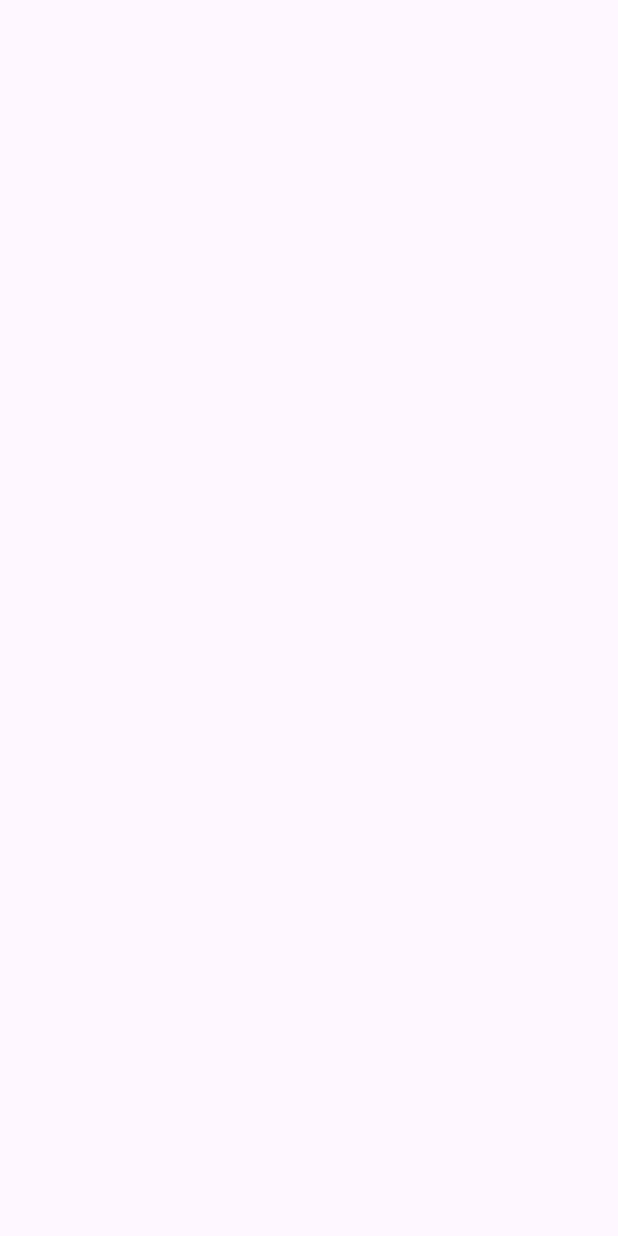
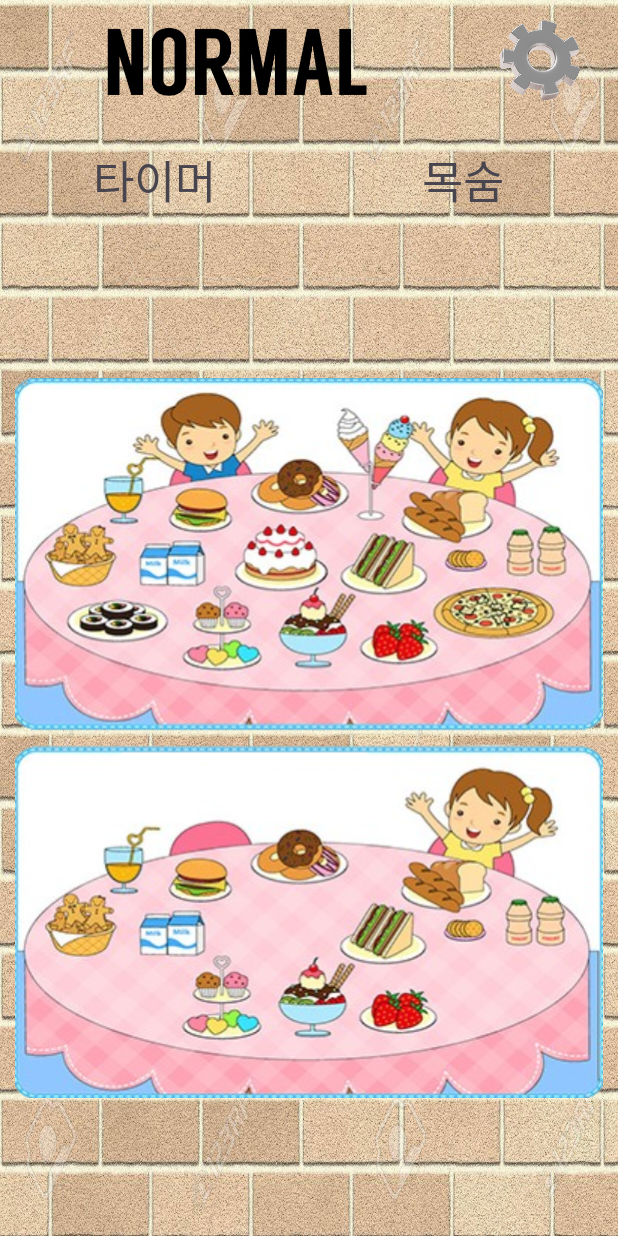
Before and after one commit to leesy010504/3idiots, an Android app: the normal_stage screen opened directly, with no data from a screen before it, on a phone screen of 412 x 824 dp. Before the commit the screen is empty. Run offline under Robolectric (Android 15) with nearby library versions, the phone set to English and light mode, and no system bars.

Commit message:
normal, hard 스테이지 추가 및 클리어시 랭킹입력창으로 이동

```diff
--- a/app/src/main/java/com/example/termproject/normal_stage.java
+++ b/app/src/main/java/com/example/termproject/normal_stage.java
@@ -1,7 +1,68 @@
 package com.example.termproject;
 
+import android.os.Bundle;
+import android.view.MotionEvent;
+import android.view.View;
+import android.widget.FrameLayout;
+
+import androidx.annotation.Nullable;
+import androidx.appcompat.app.AlertDialog;
 import androidx.appcompat.app.AppCompatActivity;
 
 public class normal_stage extends AppCompatActivity {
+    private customView customView;
+    private int countAnswer = 0;
+    private View clearView;
+    private boolean[] checkAnswer = new boolean[5];
+    final float[][] positionX = {   {235.f, 475.f},
+                                    {415.f, 570.f},
+                                    {590.f, 715.f},
+                                    {120.f, 290.f},
+                                    {760.f, 965.f}};
+    final float[][] positionY = {   {530.f, 675.f},
+                                    {765.f, 870.f},
+                                    {560.f, 745.f},
+                                    {895.f, 960.f},
+                                    {870.f, 960.f}};
 
+
+    @Override
+    protected void onCreate(@Nullable Bundle savedInstanceState) {
+        super.onCreate(savedInstanceState);
+        setContentView(R.layout.normal_stage);
+        FrameLayout frameLayout = (FrameLayout) findViewById(R.id.frameLayout);
+        customView = new customView(this, positionX, positionY);
+        frameLayout.addView(customView);
+    }
+
+    @Override
+    public boolean onTouchEvent(MotionEvent event) {
+        if (event.getAction() == MotionEvent.ACTION_DOWN) {
+            float X = event.getX();
+            float Y = event.getY();
+
+            for (int i = 0; i < 5; ++i) {
+                if (X >= positionX[i][0] && X <= positionX[i][1] &&
+                        Y >= positionY[i][0] && Y <= positionY[i][1]) {
+                    customView.setcorrectIdx(i);
+                    if (!checkAnswer[i]) {
+                        countAnswer++;
+                        checkAnswer[i] = true;
+                    }
+                    if (countAnswer >= 5) {
+                        clearView = (View) View.inflate(normal_stage.this, R.layout.clear, null);
+                        AlertDialog.Builder dlg = new AlertDialog.Builder(normal_stage.this);
+                        dlg.setView(clearView);
+                        dlg.show();
+                    }
+                    return super.onTouchEvent(event);
+                }
+            }
+            // 오답인 경우 목숨 감소 구현
+
+
+
+        }
+        return super.onTouchEvent(event);
+    }
 }
--- a/app/src/main/res/layout/normal_stage.xml
+++ b/app/src/main/res/layout/normal_stage.xml
@@ -1,8 +1,64 @@
 <?xml version="1.0" encoding="utf-8"?>
-<LinearLayout xmlns:android="http://schemas.android.com/apk/res/android"
+<FrameLayout xmlns:android="http://schemas.android.com/apk/res/android"
+    android:id="@+id/frameLayout"
     android:layout_width="match_parent"
     android:layout_height="match_parent"
-    android:background="@drawable/background"
-    android:orientation="vertical">
+    android:background="@drawable/background">
 
-</LinearLayout>
+    <LinearLayout
+        android:layout_width="match_parent"
+        android:layout_height="match_parent"
+        android:orientation="vertical">
+
+        <LinearLayout
+            android:layout_width="match_parent"
+            android:layout_height="0dp"
+            android:layout_weight="1"
+            android:orientation="horizontal">
+
+            <ImageView
+                android:layout_width="0dp"
+                android:layout_height="match_parent"
+                android:layout_weight="3"
+                android:src="@drawable/normaltext"/>
+
+            <ImageView
+                android:id="@+id/setting"
+                android:layout_width="0dp"
+                android:layout_height="match_parent"
+                android:layout_weight="1"
+                android:src="@drawable/settingbtn"/>
+        </LinearLayout>
+
+        <LinearLayout
+            android:layout_width="match_parent"
+            android:layout_height="0dp"
+            android:layout_weight="1"
+            android:orientation="horizontal">
+
+            <TextView
+                android:layout_width="0dp"
+                android:layout_height="match_parent"
+                android:layout_weight="1"
+                android:gravity="center"
+                android:textSize="30sp"
+                android:text="타이머"/>
+
+            <TextView
+                android:layout_width="0dp"
+                android:layout_height="match_parent"
+                android:layout_weight="1"
+                android:gravity="center"
+                android:textSize="30sp"
+                android:text="목숨"/>
+        </LinearLayout>
+
+        <ImageView
+            android:layout_width="match_parent"
+            android:layout_height="0dp"
+            android:layout_weight="8"
+            android:layout_margin="10dp"
+            android:src="@drawable/normalstage"/>
+    </LinearLayout>
+
+</FrameLayout>
```
Also changed, not shown: app/src/main/java/com/example/termproject/easy_stage.java (+17 -5 lines), app/src/main/java/com/example/termproject/hard_stage.java (+66 -0 lines), app/src/main/res/layout/clear.xml (added, +109 -0 lines), app/src/main/res/layout/hard_stage.xml (+60 -4 lines), app/src/main/res/drawable/enter.png (added), app/src/main/res/drawable/first.png (added), app/src/main/res/drawable/ranking.png (added), app/src/main/res/drawable/second.png (added), app/src/main/res/drawable/third.png (added).
